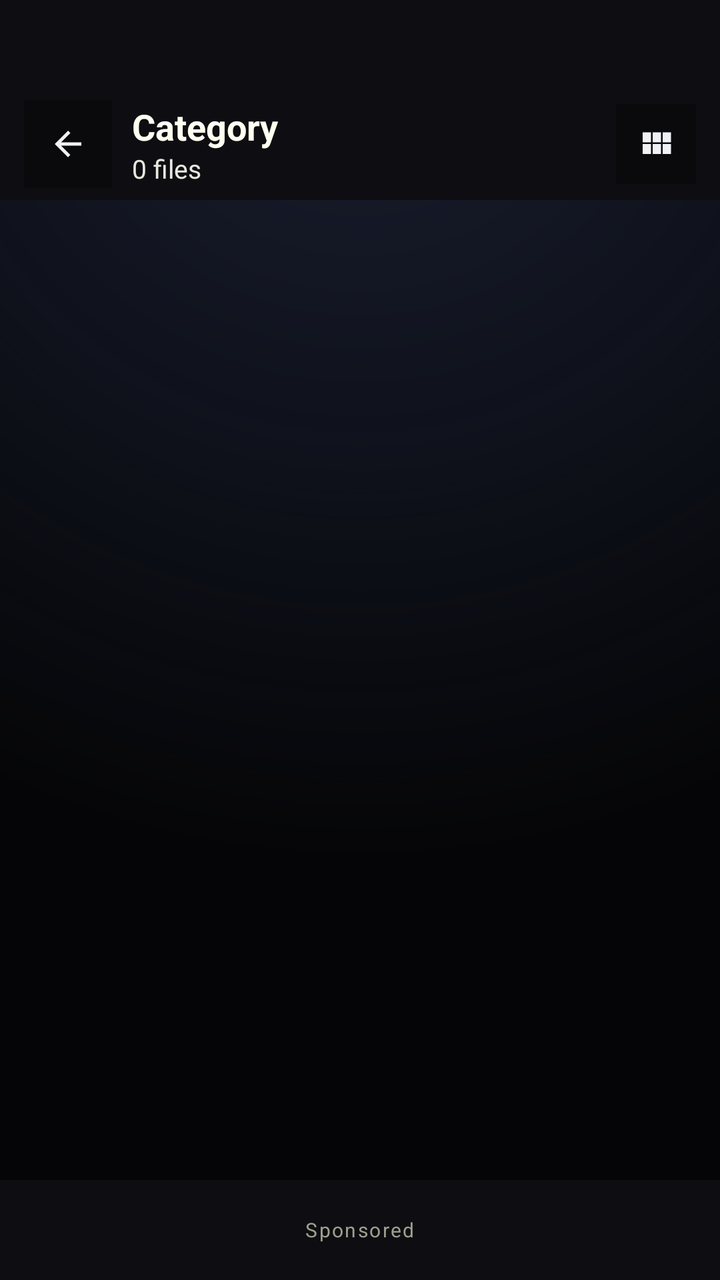
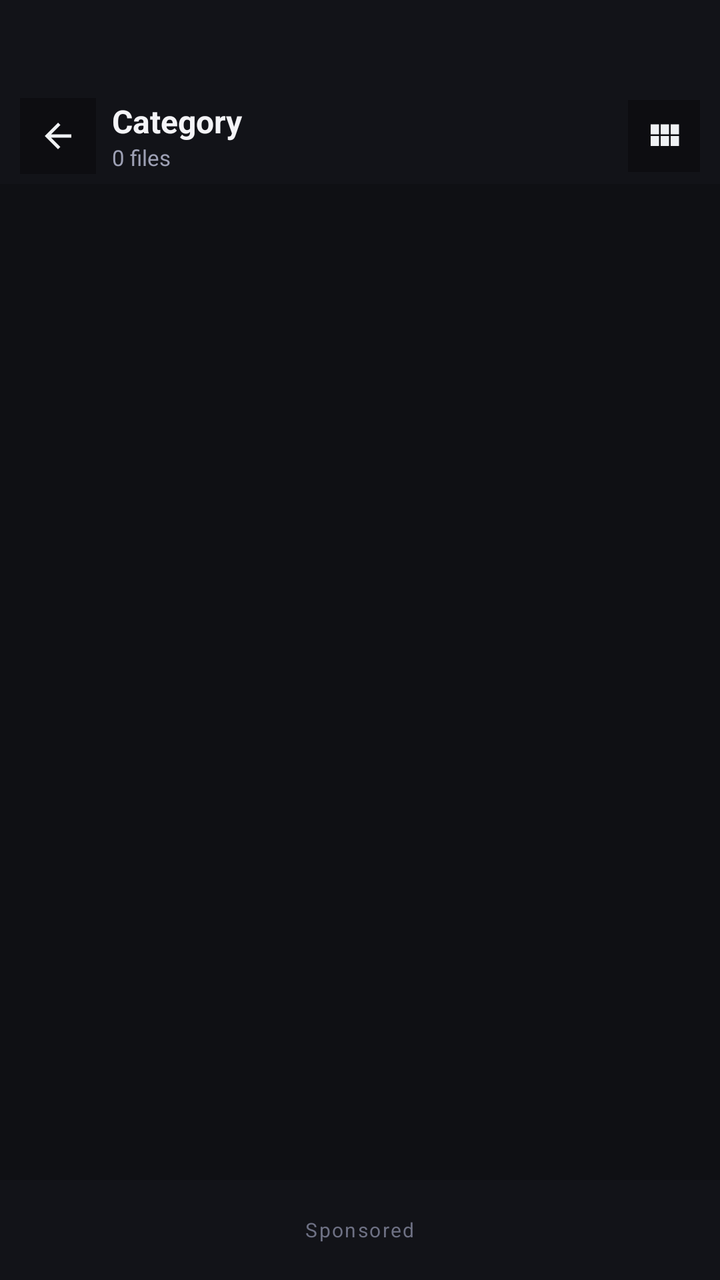

Screens rendered from an Android XML layout before and after an edit, with the pre-edit source and the edit as a unified diff.
<!-- AndroidManifest.xml: application theme Theme.ArtrawFiles -->
<!-- res/layout/activity_category.xml -->
<?xml version="1.0" encoding="utf-8"?>
<LinearLayout xmlns:android="http://schemas.android.com/apk/res/android"
    android:layout_width="match_parent"
    android:layout_height="match_parent"
    android:orientation="vertical"
    android:background="@drawable/bg_heaven_gradient">

    
    <LinearLayout
        android:id="@+id/headerCategory"
        android:layout_width="match_parent"
        android:layout_height="wrap_content"
        android:orientation="vertical"
        android:background="@color/aurora_background_surface">

        <View
            android:id="@+id/statusBarSpacerCategory"
            android:layout_width="match_parent"
            android:layout_height="44dp" />

        <RelativeLayout
            android:id="@+id/toolbarCatNormal"
            android:layout_width="match_parent"
            android:layout_height="56dp"
            android:paddingStart="12dp"
            android:paddingEnd="12dp">

            <ImageView
                android:id="@+id/btnCatBack"
                android:layout_width="44dp"
                android:layout_height="44dp"
                android:layout_alignParentStart="true"
                android:layout_centerVertical="true"
                android:padding="12dp"
                android:background="@drawable/ripple_aurora"
                android:src="@drawable/ic_arrow_back"
                android:contentDescription="@string/content_back" />

            <LinearLayout
                android:layout_width="wrap_content"
                android:layout_height="wrap_content"
                android:layout_toEndOf="@id/btnCatBack"
                android:layout_toStartOf="@+id/layoutCatActions"
                android:layout_centerVertical="true"
                android:layout_marginStart="10dp"
                android:orientation="vertical">

                <TextView
                    android:id="@+id/tvCatTitle"
                    android:layout_width="wrap_content"
                    android:layout_height="wrap_content"
                    android:text="Category"
                    android:textStyle="bold"
                    android:textColor="@color/aurora_text_primary"
                    android:textSize="18sp" />

                <TextView
                    android:id="@+id/tvCatItemCount"
                    android:layout_width="wrap_content"
                    android:layout_height="wrap_content"
                    android:text="0 files"
                    android:textColor="@color/aurora_text_secondary"
                    android:textSize="13sp" />
            </LinearLayout>

            <LinearLayout
                android:id="@+id/layoutCatActions"
                android:layout_width="wrap_content"
                android:layout_height="wrap_content"
                android:layout_alignParentEnd="true"
                android:layout_centerVertical="true"
                android:orientation="horizontal">

                <ImageView
                    android:id="@+id/btnCatViewToggle"
                    android:layout_width="40dp"
                    android:layout_height="40dp"
                    android:padding="10dp"
                    android:background="@drawable/ripple_aurora"
                    android:src="@drawable/ic_grid"
                    android:contentDescription="@string/content_toggle_view" />
            </LinearLayout>
        </RelativeLayout>

        
        <RelativeLayout
            android:id="@+id/toolbarCatSelection"
            android:layout_width="match_parent"
            android:layout_height="56dp"
            android:background="@color/aurora_background_elevated"
            android:paddingStart="12dp"
            android:paddingEnd="12dp"
            android:visibility="gone">

            <ImageView
                android:id="@+id/btnCatCloseSelection"
                android:layout_width="40dp"
                android:layout_height="40dp"
                android:layout_alignParentStart="true"
                android:layout_centerVertical="true"
                android:padding="10dp"
                android:background="@drawable/ripple_aurora"
                android:src="@drawable/ic_arrow_back"
                android:contentDescription="@string/content_close_selection" />

            <TextView
                android:id="@+id/tvCatSelectionCount"
                android:layout_width="wrap_content"
                android:layout_height="wrap_content"
                android:layout_toEndOf="@id/btnCatCloseSelection"
                android:layout_toStartOf="@+id/layoutCatSelectionActions"
                android:layout_centerVertical="true"
                android:layout_marginStart="10dp"
                android:singleLine="true"
                android:text="0 selected"
                android:textColor="@color/aurora_text_primary"
                android:textSize="15sp"
                android:textStyle="bold" />

            <LinearLayout
                android:id="@+id/layoutCatSelectionActions"
                android:layout_width="wrap_content"
                android:layout_height="wrap_content"
                android:layout_alignParentEnd="true"
                android:layout_centerVertical="true"
                android:orientation="horizontal">

                <ImageView
                    android:id="@+id/btnCatActionSelectAll"
                    android:layout_width="40dp"
                    android:layout_height="40dp"
                    android:padding="10dp"
                    android:background="@drawable/ripple_aurora"
                    android:src="@drawable/ic_select_all"
                    android:contentDescription="@string/content_select_all" />

                <ImageView
                    android:id="@+id/btnCatActionCopy"
                    android:layout_width="40dp"
                    android:layout_height="40dp"
                    android:padding="10dp"
                    android:background="@drawable/ripple_aurora"
                    android:src="@drawable/ic_copy"
                    android:contentDescription="@string/content_copy" />

                <ImageView
                    android:id="@+id/btnCatActionCut"
                    android:layout_width="40dp"
                    android:layout_height="40dp"
                    android:padding="10dp"
                    android:background="@drawable/ripple_aurora"
                    android:src="@drawable/ic_cut"
                    android:contentDescription="@string/content_move" />

                <ImageView
                    android:id="@+id/btnCatActionShare"
                    android:layout_width="40dp"
                    android:layout_height="40dp"
                    android:padding="10dp"
                    android:background="@drawable/ripple_aurora"
                    android:src="@drawable/ic_share"
                    android:contentDescription="@string/content_share" />

                <ImageView
                    android:id="@+id/btnCatActionDelete"
                    android:layout_width="40dp"
                    android:layout_height="40dp"
                    android:padding="10dp"
                    android:background="@drawable/ripple_aurora"
                    android:src="@drawable/ic_delete"
                    android:contentDescription="@string/content_delete" />
            </LinearLayout>
        </RelativeLayout>
    </LinearLayout>

    
    <LinearLayout
        android:id="@+id/layoutArchiveBanner"
        android:layout_width="match_parent"
        android:layout_height="wrap_content"
        android:orientation="vertical"
        android:background="@color/aurora_background_elevated"
        android:padding="14dp"
        android:visibility="gone">

        <TextView
            android:layout_width="match_parent"
            android:layout_height="wrap_content"
            android:text="@string/archive_notice_zip"
            android:textColor="@color/aurora_success"
            android:textSize="13sp" />

        <TextView
            android:layout_width="match_parent"
            android:layout_height="wrap_content"
            android:layout_marginTop="6dp"
            android:text="@string/archive_notice_unsupported"
            android:textColor="@color/aurora_text_secondary"
            android:textSize="13sp" />
    </LinearLayout>

    <FrameLayout
        android:layout_width="match_parent"
        android:layout_height="0dp"
        android:layout_weight="1">

        <ListView
            android:id="@+id/listViewCatFiles"
            android:layout_width="match_parent"
            android:layout_height="match_parent"
            android:divider="@color/aurora_outline"
            android:dividerHeight="0.5dp"
            android:clipToPadding="false" />

        <GridView
            android:id="@+id/gridViewCatFiles"
            android:layout_width="match_parent"
            android:layout_height="match_parent"
            android:numColumns="3"
            android:padding="10dp"
            android:horizontalSpacing="8dp"
            android:verticalSpacing="8dp"
            android:clipToPadding="false"
            android:visibility="gone" />

        <LinearLayout
            android:id="@+id/layoutCatEmpty"
            android:layout_width="wrap_content"
            android:layout_height="wrap_content"
            android:layout_gravity="center"
            android:orientation="vertical"
            android:gravity="center"
            android:visibility="gone">

            <ImageView
                android:layout_width="64dp"
                android:layout_height="64dp"
                android:src="@drawable/ic_file"
                android:alpha="0.25" />

            <TextView
                android:layout_width="wrap_content"
                android:layout_height="wrap_content"
                android:layout_marginTop="18dp"
                android:text="@string/state_empty"
                android:textColor="@color/aurora_text_secondary"
                android:textSize="15sp" />
        </LinearLayout>

        <ProgressBar
            android:id="@+id/progressCatLoading"
            android:layout_width="52dp"
            android:layout_height="52dp"
            android:layout_gravity="center"
            android:indeterminate="true"
            android:indeterminateTint="@color/aurora_primary"
            android:visibility="gone" />
    </FrameLayout>

    
    <FrameLayout
        android:id="@+id/adViewContainerCategory"
        android:layout_width="match_parent"
        android:layout_height="50dp"
        android:minHeight="50dp"
        android:background="@color/aurora_background_surface"
        android:gravity="center"
        android:visibility="visible">

        <TextView
            android:layout_width="wrap_content"
            android:layout_height="wrap_content"
            android:layout_gravity="center"
            android:text="Sponsored"
            android:textColor="@color/aurora_text_tertiary"
            android:textSize="10sp"
            android:letterSpacing="0.08" />
    </FrameLayout>
</LinearLayout>
<!-- resources referenced by this layout -->
<resources>
  <color name="aurora_background_elevated">#16161C</color>
  <color name="aurora_background_surface">#0E0E12</color>
  <color name="aurora_outline">#2A2A2A</color>
  <color name="aurora_primary">#E53935</color>
  <color name="aurora_success">#00C853</color>
  <color name="aurora_text_primary">#FFFFF0</color>
  <color name="aurora_text_secondary">#E8E8E0</color>
  <color name="aurora_text_tertiary">#A0A090</color>
  <!-- drawable bg_heaven_gradient (drawable) -->
  <?xml version="1.0" encoding="utf-8"?>
  <layer-list xmlns:android="http://schemas.android.com/apk/res/android">
      
      <item>
          <shape android:shape="rectangle">
              <solid android:color="@color/aurora_background_deep" />
          </shape>
      </item>
  
      
      <item>
          <shape android:shape="rectangle">
              <gradient
                  android:type="radial"
                  android:gradientRadius="120%"
                  android:centerX="50%"
                  android:centerY="0%"
                  android:startColor="#1A1F30"
                  android:centerColor="#0F121C"
                  android:endColor="#00050507" />
          </shape>
      </item>
  </layer-list>
  <!-- drawable ic_arrow_back (drawable) -->
  <vector xmlns:android="http://schemas.android.com/apk/res/android"
      android:width="24dp"
      android:height="24dp"
      android:viewportWidth="24"
      android:viewportHeight="24">
      <path
          android:fillColor="#F0F2F5"
          android:pathData="M20,11H7.83l5.59,-5.59L12,4l-8,8 8,8 1.41,-1.41L7.83,13H20v-2z"/>
  </vector>
  <!-- drawable ic_delete (drawable) -->
  <vector xmlns:android="http://schemas.android.com/apk/res/android"
      android:width="24dp"
      android:height="24dp"
      android:viewportWidth="24"
      android:viewportHeight="24">
      <path
          android:fillColor="#FF5252"
          android:pathData="M6,19c0,1.1 0.9,2 2,2h8c1.1,0 2,-0.9 2,-2V7H6v12zM19,4h-3.5l-1,-1h-5l-1,1H5v2h14V4z"/>
  </vector>
  <!-- drawable ic_grid (drawable) -->
  <vector xmlns:android="http://schemas.android.com/apk/res/android"
      android:width="24dp"
      android:height="24dp"
      android:viewportWidth="24"
      android:viewportHeight="24">
      <path
          android:fillColor="#F0F2F5"
          android:pathData="M4,11h5V5H4v6zm0,7h5v-6H4v6zm6,0h5v-6h-5v6zm6,0h5v-6h-5v6zm-6,-7h5V5h-5v6zm6,-6v6h5V5h-5z"/>
  </vector>
  <!-- drawable ripple_aurora (drawable) -->
  <?xml version="1.0" encoding="utf-8"?>
  <ripple xmlns:android="http://schemas.android.com/apk/res/android">
      <item android:id="@android:id/mask">
          <shape android:shape="rectangle">
              <solid android:color="@color/aurora_primary" />
              <corners android:radius="10dp" />
          </shape>
      </item>
      <item android:drawable="@color/aurora_shadow_soft" />
  </ripple>
  <string name="archive_notice_unsupported">7Z and RAR require an external archive manager (e.g., ZArchiver or RAR).</string>
  <string name="archive_notice_zip">ZIP format is natively supported for extraction and inspection.</string>
  <string name="content_back">Back</string>
  <string name="content_close_selection">Close Selection</string>
  <string name="content_copy">Copy</string>
  <string name="content_delete">Delete</string>
  <string name="content_move">Move</string>
  <string name="content_select_all">Select All</string>
  <string name="content_share">Share</string>
  <string name="content_toggle_view">Toggle View</string>
  <string name="state_empty">This folder is empty</string>
  <color name="aurora_background_deep">#050507</color>
  <color name="aurora_shadow_soft">#4D000000</color>
  <color name="aurora_crimson_dark">#B71C1C</color>
  <color name="aurora_secondary">#FF8C42</color>
  <!-- unchanged entries left out for length: 7 -->
</resources>

<!-- the commit's change to res/layout/activity_category.xml (unified diff, before → after) -->
@@ -21,17 +21,17 @@
         <RelativeLayout
             android:id="@+id/toolbarCatNormal"
             android:layout_width="match_parent"
-            android:layout_height="56dp"
-            android:paddingStart="12dp"
-            android:paddingEnd="12dp">
+            android:layout_height="48dp"
+            android:paddingStart="10dp"
+            android:paddingEnd="10dp">
 
             <ImageView
                 android:id="@+id/btnCatBack"
-                android:layout_width="44dp"
-                android:layout_height="44dp"
+                android:layout_width="38dp"
+                android:layout_height="38dp"
                 android:layout_alignParentStart="true"
                 android:layout_centerVertical="true"
-                android:padding="12dp"
+                android:padding="9dp"
                 android:background="@drawable/ripple_aurora"
                 android:src="@drawable/ic_arrow_back"
                 android:contentDescription="@string/content_back" />
@@ -42,7 +42,7 @@
                 android:layout_toEndOf="@id/btnCatBack"
                 android:layout_toStartOf="@+id/layoutCatActions"
                 android:layout_centerVertical="true"
-                android:layout_marginStart="10dp"
+                android:layout_marginStart="8dp"
                 android:orientation="vertical">
 
                 <TextView
@@ -52,7 +52,7 @@
                     android:text="Category"
                     android:textStyle="bold"
                     android:textColor="@color/aurora_text_primary"
-                    android:textSize="18sp" />
+                    android:textSize="16sp" />
 
                 <TextView
                     android:id="@+id/tvCatItemCount"
@@ -60,7 +60,7 @@
                     android:layout_height="wrap_content"
                     android:text="0 files"
                     android:textColor="@color/aurora_text_secondary"
-                    android:textSize="13sp" />
+                    android:textSize="11sp" />
             </LinearLayout>
 
             <LinearLayout
@@ -73,9 +73,9 @@
 
                 <ImageView
                     android:id="@+id/btnCatViewToggle"
-                    android:layout_width="40dp"
-                    android:layout_height="40dp"
-                    android:padding="10dp"
+                    android:layout_width="36dp"
+                    android:layout_height="36dp"
+                    android:padding="8dp"
                     android:background="@drawable/ripple_aurora"
                     android:src="@drawable/ic_grid"
                     android:contentDescription="@string/content_toggle_view" />
@@ -86,19 +86,19 @@
         <RelativeLayout
             android:id="@+id/toolbarCatSelection"
             android:layout_width="match_parent"
-            android:layout_height="56dp"
+            android:layout_height="48dp"
             android:background="@color/aurora_background_elevated"
-            android:paddingStart="12dp"
-            android:paddingEnd="12dp"
+            android:paddingStart="10dp"
+            android:paddingEnd="10dp"
             android:visibility="gone">
 
             <ImageView
                 android:id="@+id/btnCatCloseSelection"
-                android:layout_width="40dp"
-                android:layout_height="40dp"
+                android:layout_width="36dp"
+                android:layout_height="36dp"
                 android:layout_alignParentStart="true"
                 android:layout_centerVertical="true"
-                android:padding="10dp"
+                android:padding="8dp"
                 android:background="@drawable/ripple_aurora"
                 android:src="@drawable/ic_arrow_back"
                 android:contentDescription="@string/content_close_selection" />
@@ -110,11 +110,11 @@
                 android:layout_toEndOf="@id/btnCatCloseSelection"
                 android:layout_toStartOf="@+id/layoutCatSelectionActions"
                 android:layout_centerVertical="true"
-                android:layout_marginStart="10dp"
+                android:layout_marginStart="8dp"
                 android:singleLine="true"
                 android:text="0 selected"
                 android:textColor="@color/aurora_text_primary"
-                android:textSize="15sp"
+                android:textSize="14sp"
                 android:textStyle="bold" />
 
             <LinearLayout
@@ -127,45 +127,45 @@
 
                 <ImageView
                     android:id="@+id/btnCatActionSelectAll"
-                    android:layout_width="40dp"
-                    android:layout_height="40dp"
-                    android:padding="10dp"
+                    android:layout_width="36dp"
+                    android:layout_height="36dp"
+                    android:padding="8dp"
                     android:background="@drawable/ripple_aurora"
                     android:src="@drawable/ic_select_all"
                     android:contentDescription="@string/content_select_all" />
 
                 <ImageView
                     android:id="@+id/btnCatActionCopy"
-                    android:layout_width="40dp"
-                    android:layout_height="40dp"
-                    android:padding="10dp"
+                    android:layout_width="36dp"
+                    android:layout_height="36dp"
+                    android:padding="8dp"
                     android:background="@drawable/ripple_aurora"
                     android:src="@drawable/ic_copy"
                     android:contentDescription="@string/content_copy" />
 
                 <ImageView
                     android:id="@+id/btnCatActionCut"
-                    android:layout_width="40dp"
-                    android:layout_height="40dp"
-                    android:padding="10dp"
+                    android:layout_width="36dp"
+                    android:layout_height="36dp"
+                    android:padding="8dp"
                     android:background="@drawable/ripple_aurora"
                     android:src="@drawable/ic_cut"
                     android:contentDescription="@string/content_move" />
 
                 <ImageView
                     android:id="@+id/btnCatActionShare"
-                    android:layout_width="40dp"
-                    android:layout_height="40dp"
-                    android:padding="10dp"
+                    android:layout_width="36dp"
+                    android:layout_height="36dp"
+                    android:padding="8dp"
                     android:background="@drawable/ripple_aurora"
                     android:src="@drawable/ic_share"
                     android:contentDescription="@string/content_share" />
 
                 <ImageView
                     android:id="@+id/btnCatActionDelete"
-                    android:layout_width="40dp"
-                    android:layout_height="40dp"
-                    android:padding="10dp"
+                    android:layout_width="36dp"
+                    android:layout_height="36dp"
+                    android:padding="8dp"
                     android:background="@drawable/ripple_aurora"
                     android:src="@drawable/ic_delete"
                     android:contentDescription="@string/content_delete" />
@@ -180,7 +180,7 @@
         android:layout_height="wrap_content"
         android:orientation="vertical"
         android:background="@color/aurora_background_elevated"
-        android:padding="14dp"
+        android:padding="10dp"
         android:visibility="gone">
 
         <TextView
@@ -188,15 +188,15 @@
             android:layout_height="wrap_content"
             android:text="@string/archive_notice_zip"
             android:textColor="@color/aurora_success"
-            android:textSize="13sp" />
+            android:textSize="12sp" />
 
         <TextView
             android:layout_width="match_parent"
             android:layout_height="wrap_content"
-            android:layout_marginTop="6dp"
+            android:layout_marginTop="4dp"
             android:text="@string/archive_notice_unsupported"
             android:textColor="@color/aurora_text_secondary"
-            android:textSize="13sp" />
+            android:textSize="12sp" />
     </LinearLayout>
 
     <FrameLayout
@@ -217,9 +217,9 @@
             android:layout_width="match_parent"
             android:layout_height="match_parent"
             android:numColumns="3"
-            android:padding="10dp"
-            android:horizontalSpacing="8dp"
-            android:verticalSpacing="8dp"
+            android:padding="4dp"
+            android:horizontalSpacing="4dp"
+            android:verticalSpacing="4dp"
             android:clipToPadding="false"
             android:visibility="gone" />
 
<!-- resource entries referenced after the edit -->
@@ -1,37 +1,19 @@
 <!-- resources referenced by this layout -->
 <resources>
-  <color name="aurora_background_elevated">#16161C</color>
-  <color name="aurora_background_surface">#0E0E12</color>
-  <color name="aurora_outline">#2A2A2A</color>
+  <color name="aurora_background_elevated">#161820</color>
+  <color name="aurora_background_surface">#121318</color>
+  <color name="aurora_outline">#232635</color>
   <color name="aurora_primary">#E53935</color>
   <color name="aurora_success">#00C853</color>
-  <color name="aurora_text_primary">#FFFFF0</color>
-  <color name="aurora_text_secondary">#E8E8E0</color>
-  <color name="aurora_text_tertiary">#A0A090</color>
+  <color name="aurora_text_primary">#F4F4F7</color>
+  <color name="aurora_text_secondary">#9DA0B4</color>
+  <color name="aurora_text_tertiary">#6E7184</color>
   <!-- drawable bg_heaven_gradient (drawable) -->
   <?xml version="1.0" encoding="utf-8"?>
-  <layer-list xmlns:android="http://schemas.android.com/apk/res/android">
-      
-      <item>
-          <shape android:shape="rectangle">
-              <solid android:color="@color/aurora_background_deep" />
-          </shape>
-      </item>
-  
-      
-      <item>
-          <shape android:shape="rectangle">
-              <gradient
-                  android:type="radial"
-                  android:gradientRadius="120%"
-                  android:centerX="50%"
-                  android:centerY="0%"
-                  android:startColor="#1A1F30"
-                  android:centerColor="#0F121C"
-                  android:endColor="#00050507" />
-          </shape>
-      </item>
-  </layer-list>
+  <shape xmlns:android="http://schemas.android.com/apk/res/android"
+      android:shape="rectangle">
+      <solid android:color="#0F1014" />
+  </shape>
   <!-- drawable ic_arrow_back (drawable) -->
   <vector xmlns:android="http://schemas.android.com/apk/res/android"
       android:width="24dp"
@@ -84,7 +66,7 @@
   <string name="content_share">Share</string>
   <string name="content_toggle_view">Toggle View</string>
   <string name="state_empty">This folder is empty</string>
-  <color name="aurora_background_deep">#050507</color>
+  <color name="aurora_background_deep">#0F1014</color>
   <color name="aurora_shadow_soft">#4D000000</color>
   <color name="aurora_crimson_dark">#B71C1C</color>
   <color name="aurora_secondary">#FF8C42</color>
